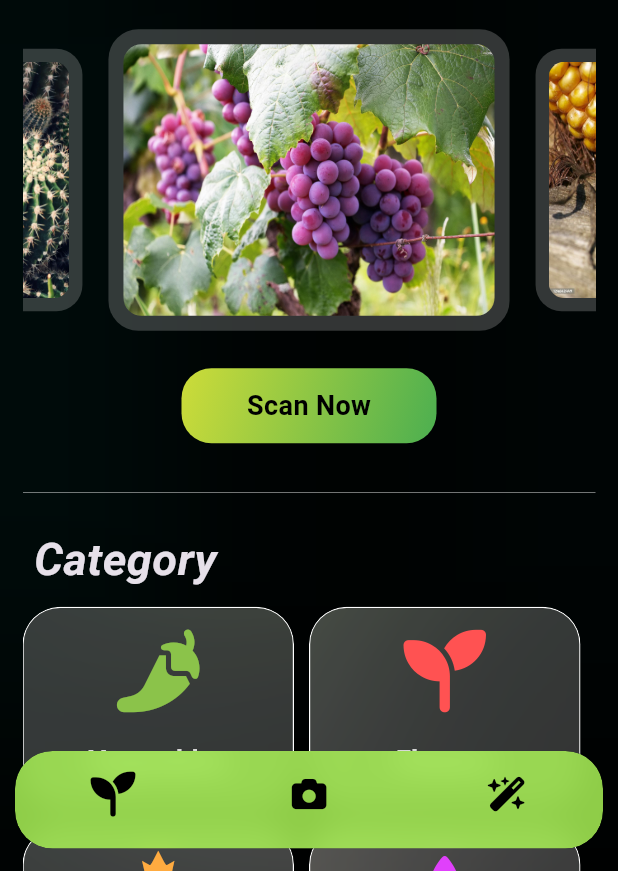
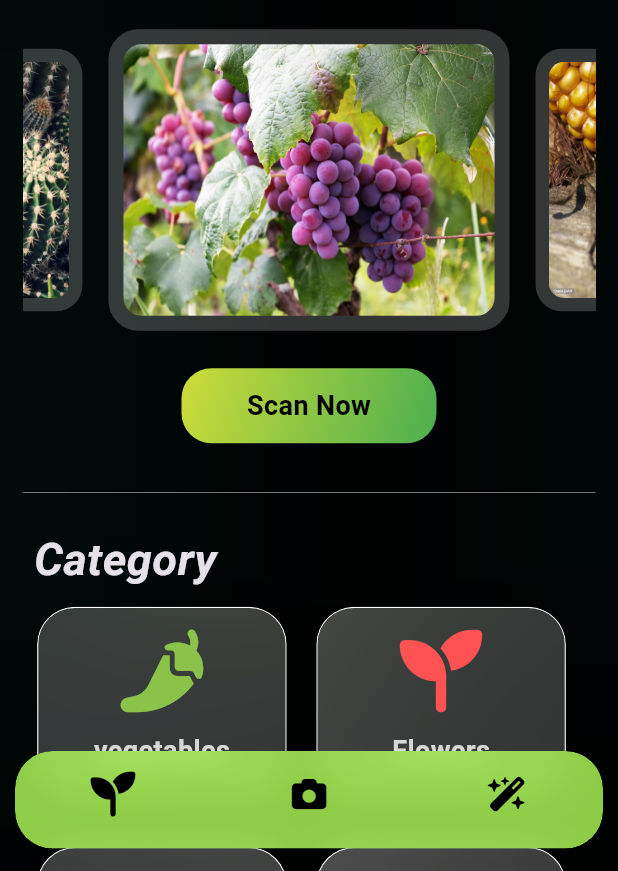
Before and after one commit to Lahlabooo/Dr_Plants, a Flutter app: the AppLayout screen opened by its route, on a phone screen of 412 x 824 dp, the part 365-1236 px from its top. Run offline on Flutter 3.47's test engine with Material 3 defaults, Android fonts, the light colour scheme and no system bars; drawn by our look-alikes of carousel_slider; our stand-ins replace bloc, dartz, dash_chat_2, dio, flutter_bloc, font_awesome_flutter and 4 more.

Commit message:
refactor category list in home page

```diff
--- /dev/null
+++ b/devtools_options.yaml
@@ -0,0 +1 @@
+extensions:
--- a/lib/Features/Home/Data/Models/Category_Model.dart
+++ /dev/null
@@ -1,65 +0,0 @@
-
-import 'package:flutter/material.dart';
-import 'package:font_awesome_flutter/font_awesome_flutter.dart';
-
-
-
-class CategoryModel {
-  final IconData img;
-
-  final String title;
-
-  final Color color;
-
-  final void Function() onTap;
-
-  CategoryModel(
-      {required this.img, required this.title, required this.color, required this.onTap});
-
-  factory CategoryModel.fromJson (json){
-    return CategoryModel(
-      img:  json["Img"],
-      title:  json["Title"],
-      color: json['Color'],
-      onTap: json['OnTap'],
-    );
-  }
-
-
-  static final List<Map<String, dynamic>> _categoryDataMap = [
-    {
-      "Img": FontAwesomeIcons.pepperHot,
-      "Title": 'Vegetables',
-      'Color': Colors.lightGreen,
-      'OnTap': () {}
-    },
-    {
-      "Img": FontAwesomeIcons.seedling,
-      "Title": "Flowers",
-      'Color': Colors.redAccent,
-      'OnTap': () {}
-    },
-    {
-      "Img": FontAwesomeIcons.canadianMapleLeaf,
-      "Title": "Herbs",
-      'Color': Colors.orangeAccent,
-      'OnTap': () {}
-    },
-    {
-      "Img": FontAwesomeIcons.spa,
-      "Title": "cactus",
-      'Color': Colors.purpleAccent,
-      'OnTap': () {}
-    }
-
-  ];
-
-  static List<CategoryModel> categoryData() {
-    List<CategoryModel> data = [];
-
-    for (var item in _categoryDataMap) {
-      data.add(CategoryModel.fromJson(item));
-    }
-    return data;
-  }
-}
--- a/lib/Features/Home/Presentation/Views/Widgets/Category_Gridel_List.dart
+++ b/lib/Features/Home/Presentation/Views/Widgets/Category_Gridel_List.dart
@@ -1,24 +1,46 @@
-import 'package:flutter/cupertino.dart';
-import 'package:planta/Features/Home/Data/Models/Category_Model.dart';
+
+import 'package:flutter/material.dart';
+import 'package:font_awesome_flutter/font_awesome_flutter.dart';
 import 'package:planta/Features/Home/Presentation/Views/Widgets/Category_Item.dart';
 
-class CategoryList extends StatelessWidget {
-  const CategoryList({super.key});
+
+class CategorySection extends StatelessWidget {
+  const CategorySection({super.key});
 
   @override
   Widget build(BuildContext context) {
-    return   SizedBox(
-      height: MediaQuery.of(context).size.height *.5,
-      child: GridView.builder(
-        gridDelegate:
-        const SliverGridDelegateWithFixedCrossAxisCount(
-            crossAxisCount: 2, childAspectRatio: 1.3),
-        itemBuilder: (context, index) =>  CategoryItem(catModel:
-        CategoryModel.categoryData()[index],),
-        // scrollDirection: Axis.vertical,
-
-        physics: const NeverScrollableScrollPhysics(),
-        itemCount: 4,
+    return  SizedBox(
+      height: MediaQuery.of(context).size.height * .5,
+      child: Column(
+        children: [
+          Row(
+            mainAxisAlignment: MainAxisAlignment.spaceEvenly,
+            children: [
+              CategoryItem( title: 'vegetables',
+                iconColor: Colors.lightGreen,
+                icon: FontAwesomeIcons.pepperHot,
+                onTap: () {  },),
+              CategoryItem( title: 'Flowers',
+                iconColor: Colors.redAccent,
+                icon: FontAwesomeIcons.seedling,
+                onTap: () {  },),
+            ],
+          ),
+          const SizedBox(height: 20,),
+          Row(
+            mainAxisAlignment: MainAxisAlignment.spaceEvenly,
+            children: [
+              CategoryItem( title: 'Cactus',
+                iconColor: Colors.purpleAccent,
+                icon: FontAwesomeIcons.spa,
+                onTap: () {  },),
+              CategoryItem( title: 'Herbs',
+                iconColor: Colors.orangeAccent,
+                icon: FontAwesomeIcons.canadianMapleLeaf,
+                onTap: () {  },),
+            ],
+          ),
+        ],
       ),
     );
   }
--- a/lib/Features/Home/Presentation/Views/Widgets/Category_Item.dart
+++ b/lib/Features/Home/Presentation/Views/Widgets/Category_Item.dart
@@ -1,29 +1,35 @@
 
 import 'package:flutter/material.dart';
 import 'package:font_awesome_flutter/font_awesome_flutter.dart';
-import 'package:planta/Features/Home/Data/Models/Category_Model.dart';
-
 import '../../../../../Core/Widgets/GlassBox_WithBorder.dart';
 
 class CategoryItem extends StatelessWidget {
-  const CategoryItem({super.key, required this.catModel,});
+  const CategoryItem({super.key, required this.title, required this.iconColor, required this.icon, required this.onTap,});
 
-final CategoryModel catModel ;
 
+final String title ;
+final IconData icon ;
+final Color iconColor ;
+final void Function() onTap ;
   @override
   Widget build(BuildContext context) {
-    return   Padding(
+    return   GestureDetector(
+    onTap: onTap,
+      child: Padding(
         padding: const EdgeInsets.only(bottom: 15.0,right: 10),
         child: GlassBoxWithBorder(
-        widget: Padding(
+          widget: SizedBox(
+            height: MediaQuery.of(context).size.height * .15,
+            width: MediaQuery.of(context).size.width * .4,
+            child: Padding(
               padding: const EdgeInsets.only(bottom: 15.0, top: 15),
               child: Column(
                 //alignment: AlignmentDirectional.bottomCenter,
                 children: [
-              FaIcon(catModel.img, size: 55, color: catModel.color),
+                  FaIcon(icon, size: 55, color: iconColor),
                   const Spacer(),
                   Text(
-                catModel.title,
+                    title,
                     style: TextStyle(
                         color: Colors.white.withOpacity(.8),
                         fontSize: 18,
@@ -32,11 +38,13 @@ final CategoryModel catModel ;
                 ],
               ),
             ),
+          ),
           color: Colors.white.withOpacity(.2),
           borderRadius: 25,
           x: 100,
           y: 100,
         ),
+      ),
     );
   }
 }
--- a/lib/Features/Home/Presentation/Views/Widgets/Home_body.dart
+++ b/lib/Features/Home/Presentation/Views/Widgets/Home_body.dart
@@ -50,7 +50,7 @@ class HomeBody extends StatelessWidget {
             const SizedBox(
               height: 10,
             ),
-            const CategoryList(),
+            const CategorySection(),
           ],
         ),
       ),
```
Lines whose indentation alone changed are shown as unchanged.
